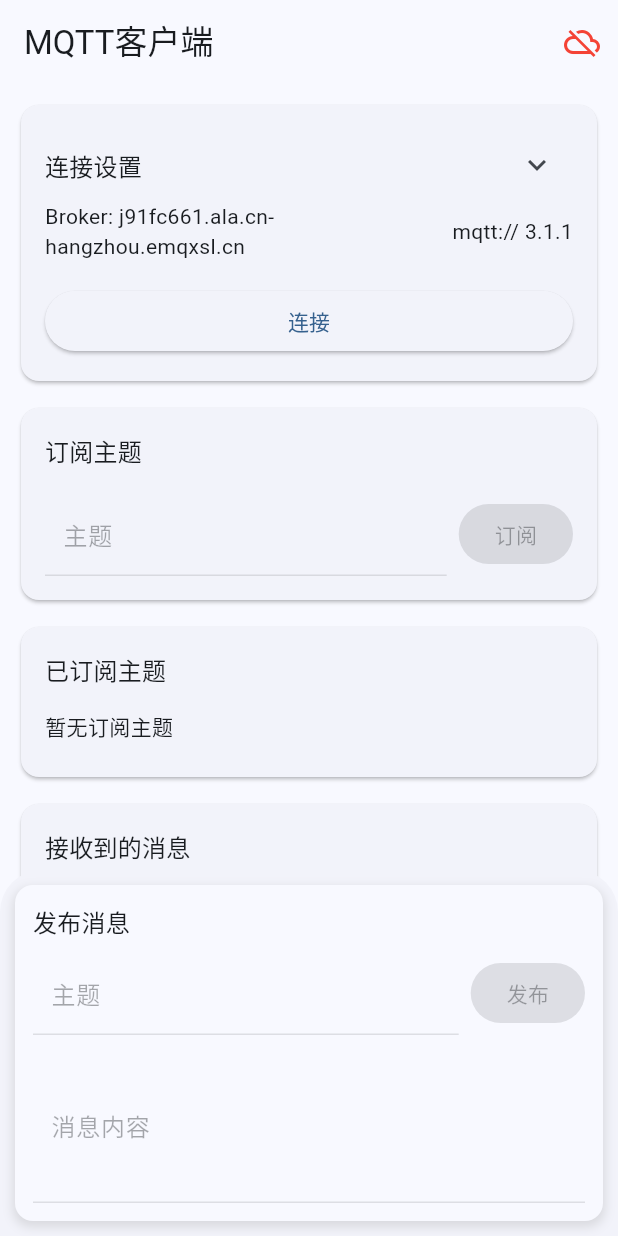
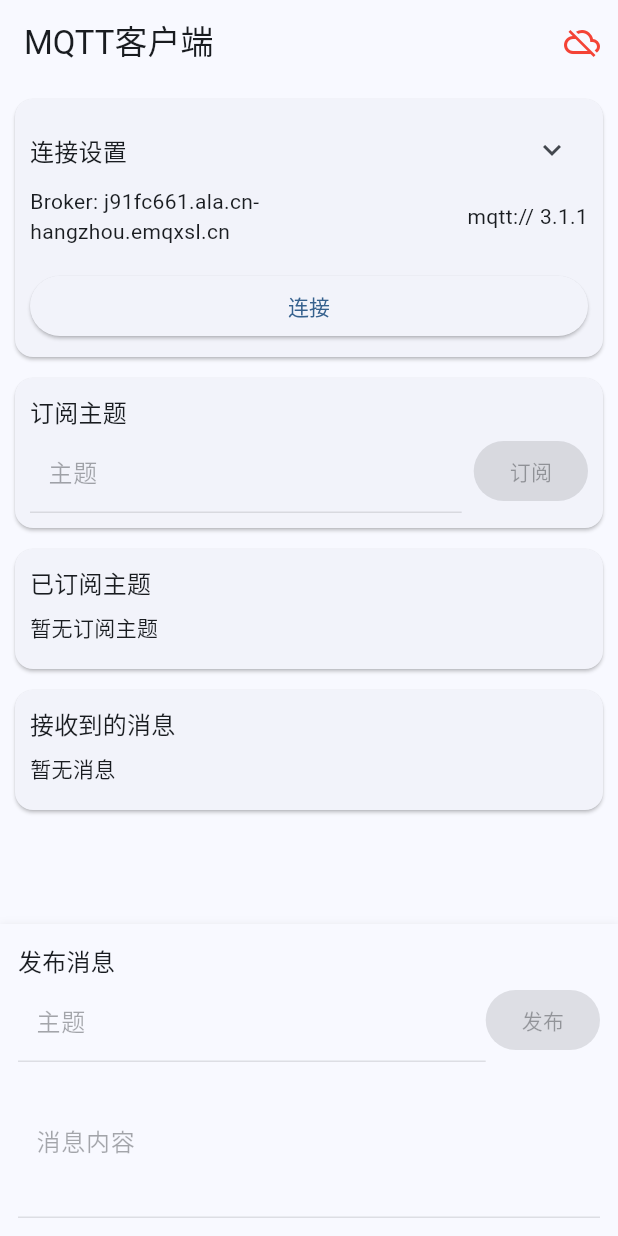
Before and after one commit to idrnyu/flutter_mqtt_client, a Flutter app: the screen it shows after launch, on a phone screen of 412 x 824 dp. Run offline on Flutter 3.47's test engine with Material 3 defaults, Android fonts, the phone set to English and light mode, and no system bars; our stand-ins replace file_picker; missing offline and left inert: mqtt5_client, mqtt_client.

Commit message:
完成基本功能

```diff
--- a/lib/screens/home_screen.dart
+++ b/lib/screens/home_screen.dart
@@ -79,16 +79,16 @@ class _HomeScreenState extends State<HomeScreen> {
               Expanded(
                 child: SingleChildScrollView(
                   child: Padding(
-                    padding: const EdgeInsets.only(left: 10.0, right: 10.0, top: 10.0, bottom: 150.0),
+                    padding: const EdgeInsets.only(left: 6.0, right: 6.0, top: 6.0, bottom: 300.0),
                     child: Column(
                       crossAxisAlignment: CrossAxisAlignment.stretch,
                       children: [
                         _buildConnectionSection(mqttProvider),
-                        const SizedBox(height: 10),
+                        const SizedBox(height: 6),
                         _buildSubscribeSection(mqttProvider),
-                        const SizedBox(height: 10),
+                        const SizedBox(height: 6),
                         _buildSubscriptionsList(mqttProvider),
-                        const SizedBox(height: 10),
+                        const SizedBox(height: 6),
                         _buildMessagesSection(mqttProvider),
                       ],
                     ),
@@ -102,18 +102,18 @@ class _HomeScreenState extends State<HomeScreen> {
       bottomSheet: Consumer<MqttProvider>(
         builder: (context, mqttProvider, child) {
           return AnimatedPadding(
-            padding: EdgeInsets.only(
-              bottom: MediaQuery.of(context).padding.bottom + 10.0,
-              left: 10.0,
-              right: 10.0,
-              top: 10.0,
+            padding: const EdgeInsets.only(
+              bottom: 0,
+              left: 0,
+              right: 0,
+              top: 0,
             ),
             duration: const Duration(milliseconds: 100),
             curve: Curves.easeInOut,
             child: Container(
               decoration: BoxDecoration(
                 color: Theme.of(context).colorScheme.surface,
-                borderRadius: BorderRadius.circular(12),
+                // borderRadius: BorderRadius.circular(12),
                 boxShadow: [
                   BoxShadow(
                     color: Colors.grey.withOpacity(0.3),
@@ -133,7 +133,6 @@ class _HomeScreenState extends State<HomeScreen> {
                       '发布消息',
                       style: Theme.of(context).textTheme.titleMedium,
                     ),
-                    const SizedBox(height: 8),
                     Row(
                       children: [
                         Expanded(
@@ -144,27 +143,28 @@ class _HomeScreenState extends State<HomeScreen> {
                               contentPadding: EdgeInsets.symmetric(horizontal: 12, vertical: 8),
                             ),
                             enabled: mqttProvider.isConnected,
+                            onChanged: (value) {
+                              // 强制更新UI以反映文本变化
+                              setState(() {});
+                            },
                           ),
                         ),
-                        const SizedBox(width: 8),
                         ElevatedButton(
-                          onPressed: mqttProvider.isConnected
+                          onPressed: mqttProvider.isConnected &&
+                                     _publishTopicController.text.isNotEmpty &&
+                                     _messageController.text.isNotEmpty
                               ? () {
-                                  if (_publishTopicController.text.isNotEmpty &&
-                                      _messageController.text.isNotEmpty) {
                                   mqttProvider.publish(
                                     _publishTopicController.text,
                                     _messageController.text,
                                   );
                                   _messageController.clear();
                                 }
-                                }
                               : null,
                           child: const Text('发布'),
                         ),
                       ],
                     ),
-                    const SizedBox(height: 8),
                     TextField(
                       controller: _messageController,
                       decoration: const InputDecoration(
@@ -173,6 +173,10 @@ class _HomeScreenState extends State<HomeScreen> {
                       ),
                       maxLines: 3,
                       enabled: mqttProvider.isConnected,
+                      onChanged: (value) {
+                        // 强制更新UI以反映文本变化
+                        setState(() {});
+                      },
                     ),
                   ],
                 ),
@@ -190,7 +194,7 @@ class _HomeScreenState extends State<HomeScreen> {
   Widget _buildConnectionSection(MqttProvider mqttProvider) {
     return Card(
       child: Padding(
-        padding: const EdgeInsets.all(16.0),
+        padding: const EdgeInsets.all(10.0),
         child: Column(
           crossAxisAlignment: CrossAxisAlignment.stretch,
           children: [
@@ -479,7 +483,7 @@ class _HomeScreenState extends State<HomeScreen> {
   Widget _buildSubscribeSection(MqttProvider mqttProvider) {
     return Card(
       child: Padding(
-        padding: const EdgeInsets.all(16.0),
+        padding: const EdgeInsets.all(10.0),
         child: Column(
           crossAxisAlignment: CrossAxisAlignment.stretch,
           children: [
@@ -487,7 +491,6 @@ class _HomeScreenState extends State<HomeScreen> {
               '订阅主题',
               style: Theme.of(context).textTheme.titleMedium,
             ),
-            const SizedBox(height: 16),
             Row(
               children: [
                 Expanded(
@@ -498,6 +501,10 @@ class _HomeScreenState extends State<HomeScreen> {
                       contentPadding: EdgeInsets.symmetric(horizontal: 12, vertical: 8),
                     ),
                     enabled: mqttProvider.isConnected,
+                    onChanged: (value) {
+                      // 强制更新UI以反映文本变化
+                      setState(() {});
+                    },
                   ),
                 ),
                 const SizedBox(width: 8),
@@ -521,7 +528,7 @@ class _HomeScreenState extends State<HomeScreen> {
   Widget _buildSubscriptionsList(MqttProvider mqttProvider) {
     return Card(
       child: Padding(
-        padding: const EdgeInsets.all(16.0),
+        padding: const EdgeInsets.all(10.0),
         child: Column(
           crossAxisAlignment: CrossAxisAlignment.stretch,
           children: [
@@ -529,7 +536,6 @@ class _HomeScreenState extends State<HomeScreen> {
               '已订阅主题',
               style: Theme.of(context).textTheme.titleMedium,
             ),
-            const SizedBox(height: 8),
             if (mqttProvider.subscribedTopics.isEmpty)
               const Padding(
                 padding: EdgeInsets.symmetric(vertical: 8.0),
@@ -548,6 +554,7 @@ class _HomeScreenState extends State<HomeScreen> {
                       title: Text(topic),
                       trailing: IconButton(
                         icon: const Icon(Icons.delete),
+                        iconSize: 16,
                         onPressed: () {
                           mqttProvider.unsubscribe(topic);
                         },
@@ -565,7 +572,7 @@ class _HomeScreenState extends State<HomeScreen> {
   Widget _buildMessagesSection(MqttProvider mqttProvider) {
     return Card(
       child: Padding(
-        padding: const EdgeInsets.all(16.0),
+        padding: const EdgeInsets.all(10.0),
         child: Column(
           crossAxisAlignment: CrossAxisAlignment.stretch,
           children: [
@@ -585,7 +592,6 @@ class _HomeScreenState extends State<HomeScreen> {
                   ),
               ],
             ),
-            const SizedBox(height: 8),
             if (mqttProvider.messages.isEmpty)
               const Padding(
                 padding: EdgeInsets.symmetric(vertical: 8.0),
@@ -599,27 +605,20 @@ class _HomeScreenState extends State<HomeScreen> {
                   itemCount: mqttProvider.messages.length,
                   itemBuilder: (context, index) {
                     final message = mqttProvider.messages[mqttProvider.messages.length - 1 - index];
-                    return Card(
-                      margin: const EdgeInsets.symmetric(vertical: 4),
-                      child: Padding(
-                        padding: const EdgeInsets.all(8.0),
-                        child: Column(
+                    return Column(
                       crossAxisAlignment: CrossAxisAlignment.start,
                       children: [
                         Text(
                           '主题: ${message.topic}',
-                              style: const TextStyle(fontWeight: FontWeight.bold),
+                          style: const TextStyle(fontSize: 12, color: Colors.green),
                         ),
-                            const SizedBox(height: 4),
                         Text(
                           '消息: ${message.message}',
-                              style: const TextStyle(fontSize: 14),
+                          style: const TextStyle(fontSize: 12),
                           // maxLines: 10,
                           // overflow: TextOverflow.ellipsis,
                         ),
                       ],
-                        ),
-                      ),
                     );
                   },
                 ),
```
Lines whose indentation alone changed are shown as unchanged.
